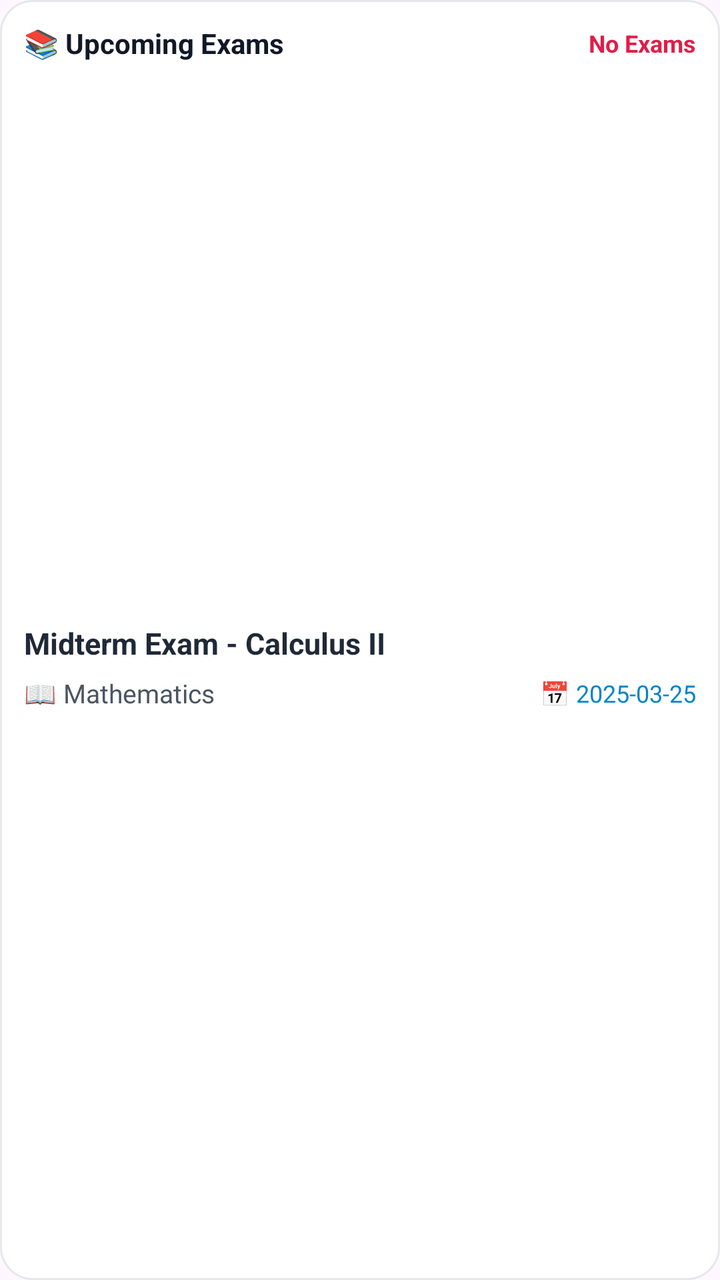
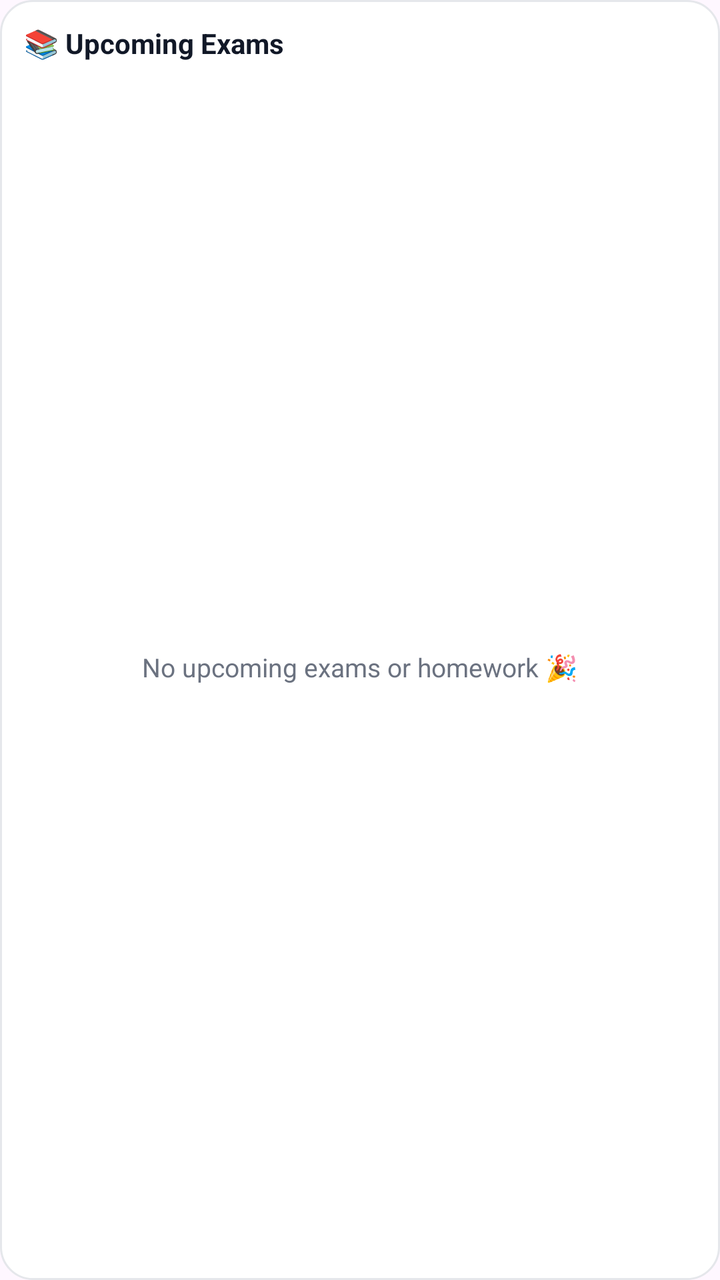

An Android layout rendered at two revisions. The XML below is the earlier revision; the diff shows what the commit changed to produce the second picture.
<!-- AndroidManifest.xml: application theme Theme.LifeEasy -->
<!-- res/layout/widget_academic_countdown.xml -->
<?xml version="1.0" encoding="utf-8"?>
<LinearLayout xmlns:android="http://schemas.android.com/apk/res/android"
    android:id="@+id/widget_academic_container"
    android:layout_width="match_parent"
    android:layout_height="match_parent"
    android:background="@drawable/bg_widget_white"
    android:orientation="vertical"
    android:padding="12dp">

    
    <LinearLayout
        android:layout_width="match_parent"
        android:layout_height="wrap_content"
        android:gravity="center_vertical"
        android:orientation="horizontal">

        <TextView
            android:layout_width="0dp"
            android:layout_height="wrap_content"
            android:layout_weight="1"
            android:ellipsize="end"
            android:maxLines="1"
            android:text="📚 Upcoming Exams"
            android:textColor="#111827"
            android:textSize="14sp"
            android:textStyle="bold" />

        <TextView
            android:id="@+id/academic_countdown_badge"
            android:layout_width="wrap_content"
            android:layout_height="wrap_content"
            android:text="No Exams"
            android:textColor="#E11D48"
            android:textSize="12sp"
            android:textStyle="bold" />
    </LinearLayout>

    
    <LinearLayout
        android:id="@+id/academic_content_layout"
        android:layout_width="match_parent"
        android:layout_height="0dp"
        android:layout_marginTop="8dp"
        android:layout_weight="1"
        android:gravity="center_vertical"
        android:orientation="vertical">

        <TextView
            android:id="@+id/academic_title"
            android:layout_width="match_parent"
            android:layout_height="wrap_content"
            android:ellipsize="end"
            android:maxLines="1"
            android:text="Midterm Exam - Calculus II"
            android:textColor="#1F2937"
            android:textSize="15sp"
            android:textStyle="bold" />

        <LinearLayout
            android:layout_width="match_parent"
            android:layout_height="wrap_content"
            android:layout_marginTop="6dp"
            android:gravity="center_vertical"
            android:orientation="horizontal">

            <TextView
                android:id="@+id/academic_subject"
                android:layout_width="0dp"
                android:layout_height="wrap_content"
                android:layout_weight="1"
                android:text="📖 Mathematics"
                android:textColor="#4B5563"
                android:textSize="13sp" />

            <TextView
                android:id="@+id/academic_due"
                android:layout_width="wrap_content"
                android:layout_height="wrap_content"
                android:text="📅 2025-03-25"
                android:textColor="#0284C7"
                android:textSize="12sp" />
        </LinearLayout>
    </LinearLayout>

    
    <TextView
        android:id="@+id/academic_empty_view"
        android:layout_width="match_parent"
        android:layout_height="match_parent"
        android:gravity="center"
        android:text="No upcoming exams or homework 🎉"
        android:textColor="#6B7280"
        android:textSize="13sp"
        android:visibility="gone" />

</LinearLayout>
<!-- resources referenced by this layout -->
<resources>
  <!-- drawable bg_widget_white (drawable) -->
  <?xml version="1.0" encoding="utf-8"?>
  <shape xmlns:android="http://schemas.android.com/apk/res/android"
      android:shape="rectangle">
      <solid android:color="#FFFFFF" />
      <corners android:radius="16dp" />
      <stroke
          android:width="1dp"
          android:color="#E5E7EB" />
  </shape>
  <style name="Theme.LifeEasy" parent="Base.Theme.LifeEasy" />
  <style name="Base.Theme.LifeEasy" parent="Theme.Material3.DayNight.NoActionBar">
          
          
      </style>
</resources>

<!-- the commit's change to res/layout/widget_academic_countdown.xml (unified diff, before → after) -->
@@ -12,7 +12,8 @@
         android:layout_width="match_parent"
         android:layout_height="wrap_content"
         android:gravity="center_vertical"
-        android:orientation="horizontal">
+        android:orientation="horizontal"
+        android:layout_marginBottom="8dp">
 
         <TextView
             android:layout_width="0dp"
@@ -24,73 +25,29 @@
             android:textColor="#111827"
             android:textSize="14sp"
             android:textStyle="bold" />
+    </LinearLayout>
+
+    <FrameLayout
+        android:layout_width="match_parent"
+        android:layout_height="0dp"
+        android:layout_weight="1">
+
+        <ListView
+            android:id="@+id/academic_list"
+            android:layout_width="match_parent"
+            android:layout_height="match_parent"
+            android:divider="@null"
+            android:dividerHeight="0dp"
+            android:scrollbars="none" />
 
         <TextView
-            android:id="@+id/academic_countdown_badge"
-            android:layout_width="wrap_content"
-            android:layout_height="wrap_content"
-            android:text="No Exams"
-            android:textColor="#E11D48"
-            android:textSize="12sp"
-            android:textStyle="bold" />
-    </LinearLayout>
-
-    
-    <LinearLayout
-        android:id="@+id/academic_content_layout"
-        android:layout_width="match_parent"
-        android:layout_height="0dp"
-        android:layout_marginTop="8dp"
-        android:layout_weight="1"
-        android:gravity="center_vertical"
-        android:orientation="vertical">
-
-        <TextView
-            android:id="@+id/academic_title"
+            android:id="@+id/academic_empty_view"
             android:layout_width="match_parent"
-            android:layout_height="wrap_content"
-            android:ellipsize="end"
-            android:maxLines="1"
-            android:text="Midterm Exam - Calculus II"
-            android:textColor="#1F2937"
-            android:textSize="15sp"
-            android:textStyle="bold" />
-
-        <LinearLayout
-            android:layout_width="match_parent"
-            android:layout_height="wrap_content"
-            android:layout_marginTop="6dp"
-            android:gravity="center_vertical"
-            android:orientation="horizontal">
-
-            <TextView
-                android:id="@+id/academic_subject"
-                android:layout_width="0dp"
-                android:layout_height="wrap_content"
-                android:layout_weight="1"
-                android:text="📖 Mathematics"
-                android:textColor="#4B5563"
-                android:textSize="13sp" />
-
-            <TextView
-                android:id="@+id/academic_due"
-                android:layout_width="wrap_content"
-                android:layout_height="wrap_content"
-                android:text="📅 2025-03-25"
-                android:textColor="#0284C7"
-                android:textSize="12sp" />
-        </LinearLayout>
-    </LinearLayout>
-
-    
-    <TextView
-        android:id="@+id/academic_empty_view"
-        android:layout_width="match_parent"
-        android:layout_height="match_parent"
-        android:gravity="center"
-        android:text="No upcoming exams or homework 🎉"
-        android:textColor="#6B7280"
-        android:textSize="13sp"
-        android:visibility="gone" />
+            android:layout_height="match_parent"
+            android:gravity="center"
+            android:text="No upcoming exams or homework 🎉"
+            android:textColor="#6B7280"
+            android:textSize="13sp" />
+    </FrameLayout>
 
 </LinearLayout>
